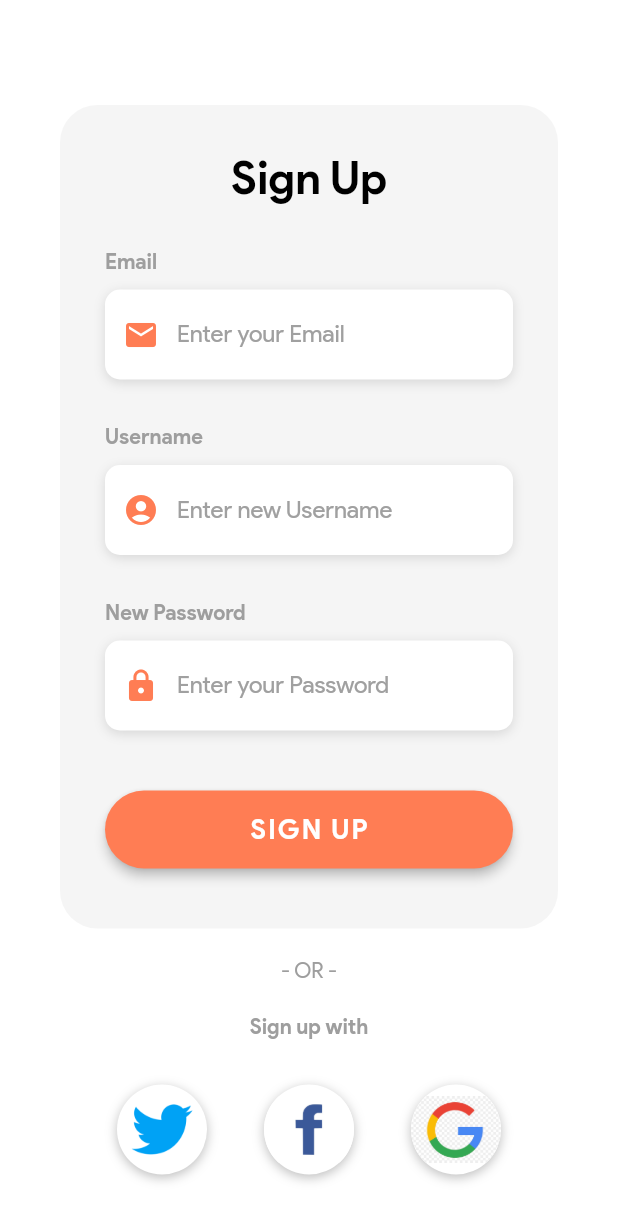
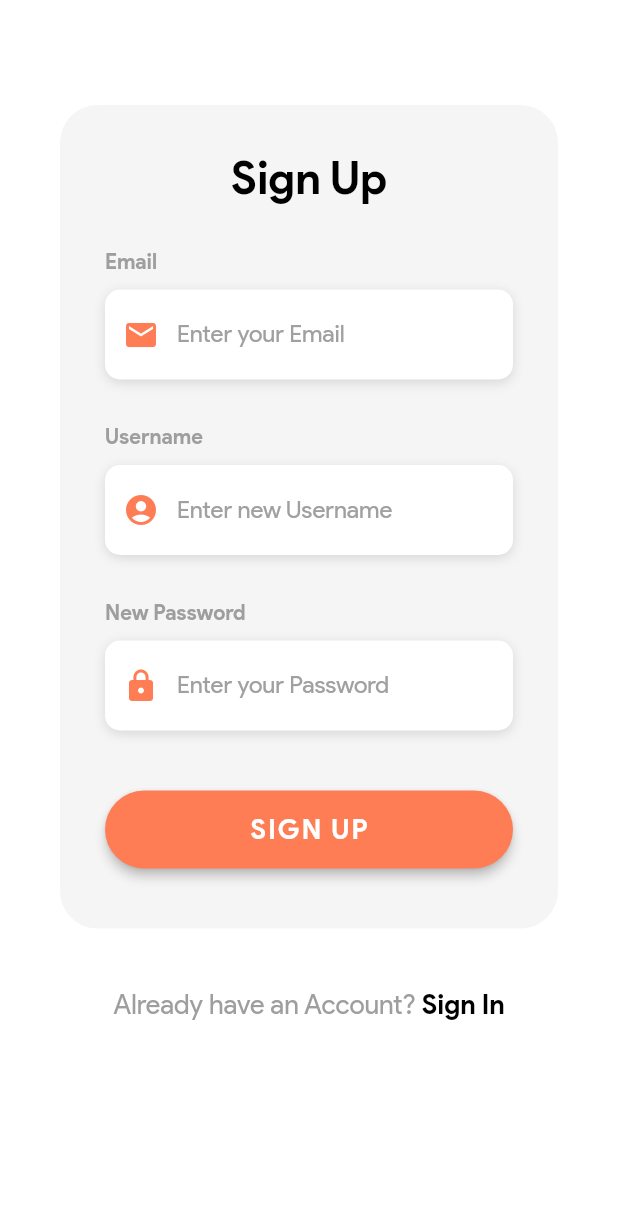
Before and after one commit to santhosh-anbalagan/food-info-app, a Flutter app: the SignUp screen opened by its route, on a phone screen of 412 x 824 dp. Shown: the top 1221 px of the screen. Run offline on Flutter 3.47's test engine with Material 2 defaults, Android fonts, the phone set to English and light mode, and no system bars; our stand-ins replace cloud_firestore, firebase_auth, firebase_core, google_sign_in; missing offline and left inert: barcode_scan2, dart:js, flutter_facebook_auth; accounts and stored records are empty; network calls fail.

```diff
--- a/lib/screens/authenticate/signup.dart
+++ b/lib/screens/authenticate/signup.dart
@@ -1,5 +1,4 @@
 //signup screen
-// ignore_for_file: prefer_const_constructors, prefer_const_literals_to_create_immutables
 
 import 'package:firebase_auth/firebase_auth.dart';
 import 'package:flutter/material.dart';
@@ -23,7 +22,7 @@ class _SignUpState extends State<SignUp> {
     return Column(
       crossAxisAlignment: CrossAxisAlignment.start,
       children: <Widget>[
-        Text(
+        const Text(
           'Username',
           style: TextStyle(
             color: Colors.grey,
@@ -31,13 +30,13 @@ class _SignUpState extends State<SignUp> {
             fontFamily: 'Product Sans',
           ),
         ),
-        SizedBox(height: 10.0),
+        const SizedBox(height: 10.0),
         Container(
           alignment: Alignment.centerLeft,
           decoration: BoxDecoration(
             color: Colors.white,
             borderRadius: BorderRadius.circular(10.0),
-            boxShadow: [
+            boxShadow: const [
               BoxShadow(
                 color: Colors.black12,
                 blurRadius: 6.0,
@@ -48,11 +47,11 @@ class _SignUpState extends State<SignUp> {
           height: 60.0,
           child: TextFormField(
             keyboardType: TextInputType.name,
-            style: TextStyle(
+            style: const TextStyle(
               color: Colors.black,
               fontFamily: 'Product Sans',
             ),
-            decoration: InputDecoration(
+            decoration: const InputDecoration(
               border: InputBorder.none,
               contentPadding: EdgeInsets.only(top: 14.0),
               prefixIcon: Icon(
@@ -75,7 +74,7 @@ class _SignUpState extends State<SignUp> {
     return Column(
       crossAxisAlignment: CrossAxisAlignment.start,
       children: <Widget>[
-        Text(
+        const Text(
           'Email',
           style: TextStyle(
             color: Colors.grey,
@@ -83,13 +82,13 @@ class _SignUpState extends State<SignUp> {
             fontFamily: 'Product Sans',
           ),
         ),
-        SizedBox(height: 10.0),
+        const SizedBox(height: 10.0),
         Container(
           alignment: Alignment.centerLeft,
           decoration: BoxDecoration(
             color: Colors.white,
             borderRadius: BorderRadius.circular(10.0),
-            boxShadow: [
+            boxShadow: const [
               BoxShadow(
                 color: Colors.black12,
                 blurRadius: 6.0,
@@ -100,11 +99,11 @@ class _SignUpState extends State<SignUp> {
           height: 60.0,
           child: TextFormField(
             keyboardType: TextInputType.emailAddress,
-            style: TextStyle(
+            style: const TextStyle(
               color: Colors.black,
               fontFamily: 'Product Sans',
             ),
-            decoration: InputDecoration(
+            decoration: const InputDecoration(
               border: InputBorder.none,
               contentPadding: EdgeInsets.only(top: 14.0),
               prefixIcon: Icon(
@@ -137,7 +136,7 @@ class _SignUpState extends State<SignUp> {
     return Column(
       crossAxisAlignment: CrossAxisAlignment.start,
       children: <Widget>[
-        Text(
+        const Text(
           'New Password',
           style: TextStyle(
             color: Colors.grey,
@@ -145,13 +144,13 @@ class _SignUpState extends State<SignUp> {
             fontFamily: 'Product Sans',
           ),
         ),
-        SizedBox(height: 10.0),
+        const SizedBox(height: 10.0),
         Container(
           alignment: Alignment.centerLeft,
           decoration: BoxDecoration(
             color: Colors.white,
             borderRadius: BorderRadius.circular(10.0),
-            boxShadow: [
+            boxShadow: const [
               BoxShadow(
                 color: Colors.black12,
                 blurRadius: 6.0,
@@ -162,11 +161,11 @@ class _SignUpState extends State<SignUp> {
           height: 60.0,
           child: TextFormField(
             obscureText: true,
-            style: TextStyle(
+            style: const TextStyle(
               color: Colors.black,
               fontFamily: 'Product Sans',
             ),
-            decoration: InputDecoration(
+            decoration: const InputDecoration(
               border: InputBorder.none,
               contentPadding: EdgeInsets.only(top: 14.0),
               prefixIcon: Icon(
@@ -197,7 +196,7 @@ class _SignUpState extends State<SignUp> {
 
   Widget _buildSignUpBtn() {
     return Container(
-      padding: EdgeInsets.symmetric(vertical: 10.0),
+      padding: const EdgeInsets.symmetric(vertical: 10.0),
       width: double.infinity,
       child: RaisedButton(
         elevation: 3.0,
@@ -210,7 +209,7 @@ class _SignUpState extends State<SignUp> {
             );
           },
         ),
-        padding: EdgeInsets.all(15.0),
+        padding: const EdgeInsets.all(15.0),
         shape: RoundedRectangleBorder(
           borderRadius: BorderRadius.circular(30.0),
         ),
@@ -229,84 +228,7 @@ class _SignUpState extends State<SignUp> {
     );
   }
 
-  Widget _buildSignUpWithText() {
-    return Column(
-      children: <Widget>[
-        Text(
-          '- OR -',
-          style: TextStyle(
-            color: Colors.grey,
-            fontFamily: 'Product Sans',
-            fontWeight: FontWeight.w400,
-          ),
-        ),
-        SizedBox(height: 20.0),
-        Text(
-          'Sign up with',
-          style: TextStyle(
-            color: Colors.grey,
-            fontWeight: FontWeight.bold,
-            fontFamily: 'Product Sans',
-          ),
-        ),
-      ],
-    );
-  }
-
-  Widget _buildSocialBtn(Function onTap, AssetImage logo) {
-    return GestureDetector(
-      onTap: () {},
-      child: Container(
-        height: 60.0,
-        width: 60.0,
-        decoration: BoxDecoration(
-          shape: BoxShape.circle,
-          color: Colors.white,
-          boxShadow: [
-            BoxShadow(
-              color: Colors.black26,
-              offset: Offset(0, 2),
-              blurRadius: 6.0,
-            ),
-          ],
-          image: DecorationImage(
-            image: logo,
-          ),
-        ),
-      ),
-    );
-  }
-
-  Widget _buildSocialBtnRow() {
-    return Padding(
-      padding: EdgeInsets.symmetric(vertical: 30.0),
-      child: Row(
-        mainAxisAlignment: MainAxisAlignment.spaceEvenly,
-        children: <Widget>[
-          _buildSocialBtn(
-            () => print('Login with Twitter'),
-            AssetImage(
-              'assets/twitter.png',
-            ),
-          ),
-          _buildSocialBtn(
-            () => print('SignUp with Facebook'),
-            AssetImage(
-              'assets/facebook.jpg',
-            ),
-          ),
-          _buildSocialBtn(
-            () => print('SignUp with Google'),
-            AssetImage(
-              'assets/google.jpg',
-            ),
-          ),
-        ],
-      ),
-    );
-  }
-
-  Widget _buildSignupBtn() {
+  Widget _buildSignInBtn() {
     return Padding(
       padding: const EdgeInsets.all(20.0),
       child: GestureDetector(
@@ -315,7 +237,7 @@ class _SignUpState extends State<SignUp> {
           Navigator.of(context).pushNamed('/login');
         },
         child: RichText(
-          text: TextSpan(
+          text: const TextSpan(
             children: [
               TextSpan(
                 text: 'Already have an Account? ',
@@ -355,7 +277,7 @@ class _SignUpState extends State<SignUp> {
               Container(
                 height: double.infinity,
                 child: SingleChildScrollView(
-                  physics: AlwaysScrollableScrollPhysics(),
+                  physics: const AlwaysScrollableScrollPhysics(),
                   padding: const EdgeInsets.fromLTRB(40.0, 70.0, 40.0, 30.0),
                   child: Column(
                     mainAxisAlignment: MainAxisAlignment.center,
@@ -377,21 +299,19 @@ class _SignUpState extends State<SignUp> {
                                 fontSize: 30.0,
                               ),
                             ),
-                            SizedBox(height: 30.0),
+                            const SizedBox(height: 30.0),
                             _buildEmailTF(),
-                            SizedBox(height: 30.0),
+                            const SizedBox(height: 30.0),
                             _buildUsernameTF(),
-                            SizedBox(height: 30.0),
+                            const SizedBox(height: 30.0),
                             _buildNewPasswordTF(),
-                            SizedBox(height: 30.0),
+                            const SizedBox(height: 30.0),
                             _buildSignUpBtn(),
                           ],
                         ),
                       ),
-                      SizedBox(height: 20.0),
-                      _buildSignUpWithText(),
-                      _buildSocialBtnRow(),
-                      _buildSignupBtn(),
+                      const SizedBox(height: 20.0),
+                      _buildSignInBtn(),
                     ],
                   ),
                 ),
--- a/lib/screens/authenticate/welcome.dart
+++ b/lib/screens/authenticate/welcome.dart
@@ -33,7 +33,6 @@ class Welcome extends StatelessWidget {
             Container(
               padding: const EdgeInsets.fromLTRB(50.0, 5.0, 50.0, 20.0),
               child: const Text(
-                //Need to change this line
                 'Create an account on QR Scanner to access all features',
                 //'Please give access to your Camera so that\n we can scan and provide you what is\n inside the code',
                 textAlign: TextAlign.center,
--- a/pubspec.yaml
+++ b/pubspec.yaml
@@ -42,9 +42,7 @@ dependencies:
   firebase_core : ^1.10.2
   cloud_firestore: ^3.1.7
   google_sign_in: ^5.2.3
-
-  # Google Icon
-  font_awesome_flutter: ^9.2.0
+  flutter_facebook_auth: ^4.0.1
 
   # State Management
   provider: ^6.0.2
```
Also changed, not shown: lib/screens/authenticate/login.dart (+12 -4 lines), lib/services/auth.dart (+62 -0 lines), assets/google.jpg (deleted), assets/google.png (added), pubspec.lock, 3 other files.
